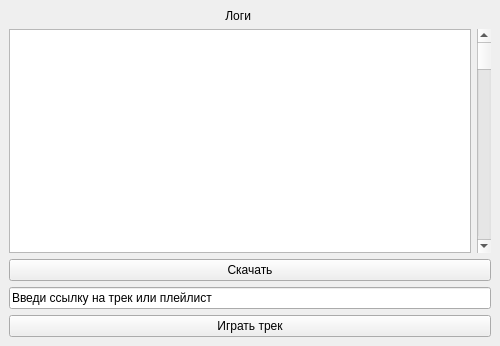
Qt form Ui/Main.ui (KirMozor/Yamux) before a commit.
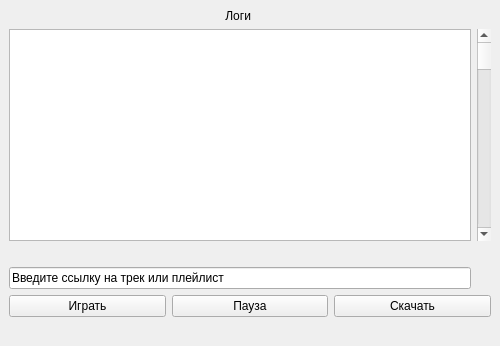
The same form after that commit. Icons and pictures are not drawn.

Commit message: Added pause Changed the MPV library to VLC

Patch:
```diff
--- a/Ui/Main.ui
+++ b/Ui/Main.ui
@@ -37,6 +37,13 @@
           </property>
          </widget>
         </item>
+        <item row="3" column="1">
+         <widget class="QLineEdit" name="writeLinkToPlay">
+          <property name="text">
+           <string>Введите ссылку на трек или плейлист</string>
+          </property>
+         </widget>
+        </item>
         <item row="0" column="1">
          <widget class="QLabel" name="label">
           <property name="text">
@@ -44,8 +51,40 @@
           </property>
          </widget>
         </item>
+        <item row="1" column="1">
+         <widget class="QTextBrowser" name="showLog">
+          <property name="layoutDirection">
+           <enum>Qt::RightToLeft</enum>
+          </property>
+         </widget>
+        </item>
+        <item row="2" column="1">
+         <widget class="QLabel" name="label_2">
+          <property name="text">
+           <string/>
+          </property>
+         </widget>
+        </item>
        </layout>
       </item>
+     </layout>
+    </item>
+    <item>
+     <layout class="QHBoxLayout" name="horizontalLayout">
+      <item>
+       <widget class="QPushButton" name="pushButtonToPlay">
+        <property name="text">
+         <string>Играть</string>
+        </property>
+       </widget>
+      </item>
+      <item>
+       <widget class="QPushButton" name="pushButtonToPause">
+        <property name="text">
+         <string>Пауза</string>
+        </property>
+       </widget>
+      </item>
       <item>
        <widget class="QPushButton" name="pushButtonToDownload">
         <property name="text">
@@ -53,22 +92,15 @@
         </property>
        </widget>
       </item>
-      <item>
-       <widget class="QLineEdit" name="writeLinkToPlay">
-        <property name="text">
-         <string>Введи ссылку на трек или плейлист</string>
-        </property>
-       </widget>
-      </item>
-      <item>
-       <widget class="QPushButton" name="pushButtonToPlay">
-        <property name="text">
-         <string>Играть трек</string>
-        </property>
-       </widget>
-      </item>
      </layout>
     </item>
+    <item>
+     <widget class="QLabel" name="label_3">
+      <property name="text">
+       <string/>
+      </property>
+     </widget>
+    </item>
    </layout>
   </widget>
  </widget>
```
Left out of the diff: 9 changed lines with no effect on the pictures. The commit also changes 3 other files.
